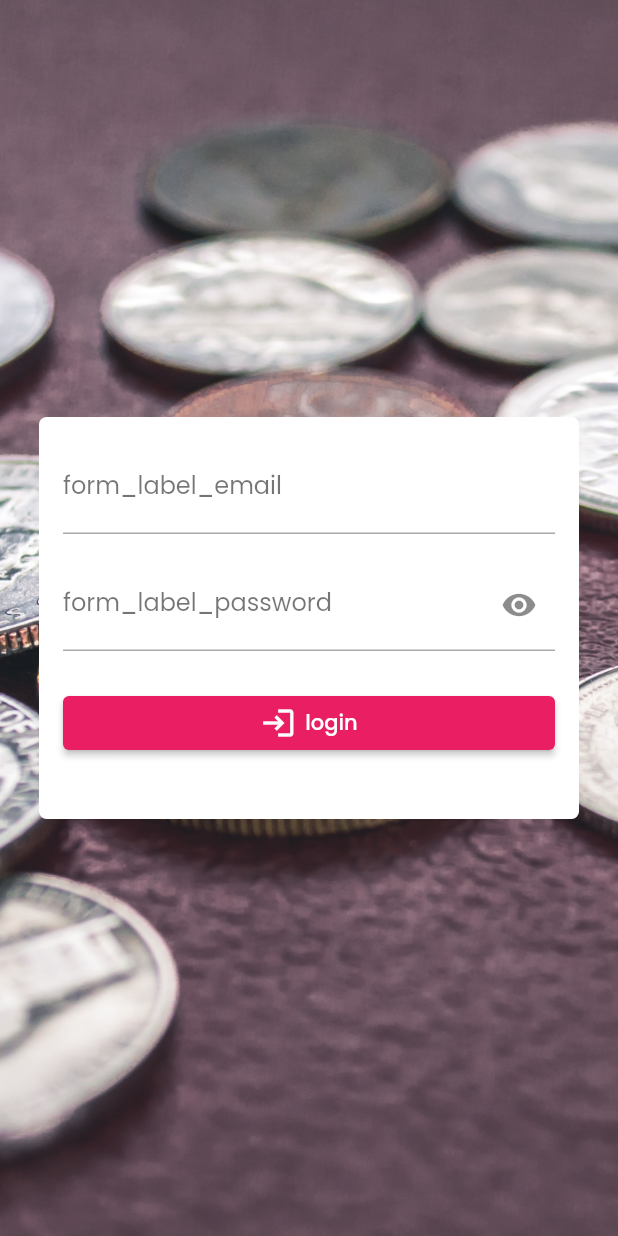
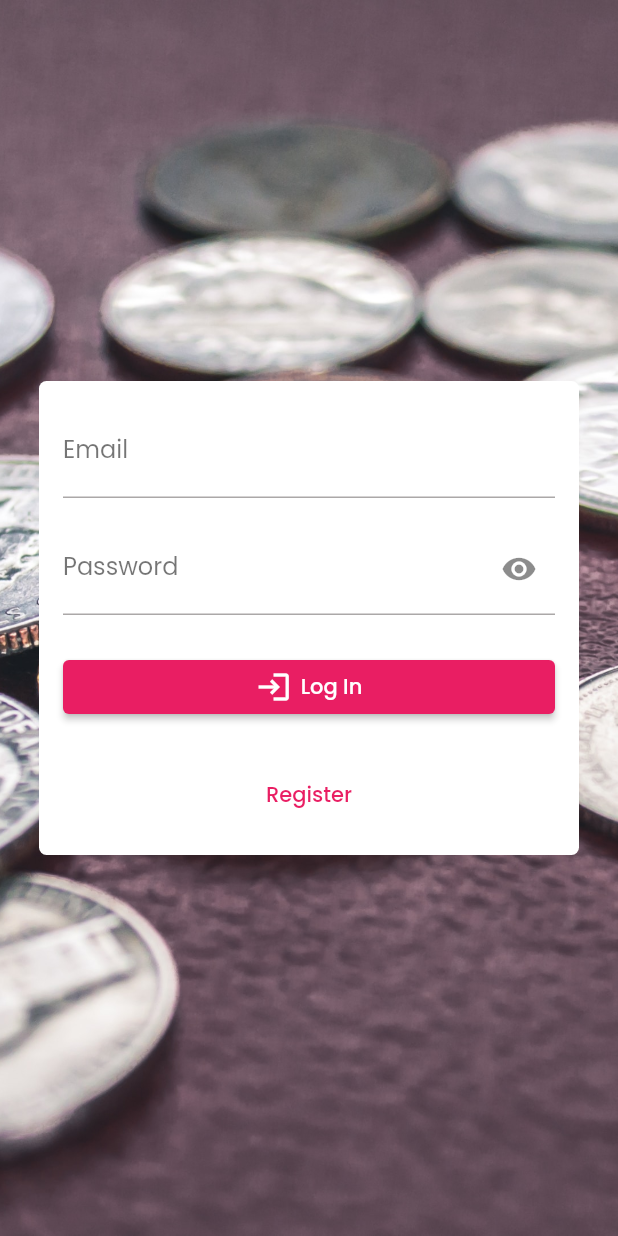
Before and after one commit to bricebou/my-finances, a Flutter app: the screen it shows after launch, on a phone screen of 412 x 824 dp. Run offline on Flutter 3.47's test engine with Material 2 defaults, Android fonts, the phone set to English and light mode, and no system bars; our stand-ins replace dio, flutter_hooks, flutter_riverpod, form_validator, freezed_annotation, go_router and 4 more; generated files the repository leaves out were written again.

```diff
--- a/app/lib/core/router/router_listenable.dart
+++ b/app/lib/core/router/router_listenable.dart
@@ -55,7 +55,8 @@ class RouterListenable extends _$RouterListenable implements Listenable {
       return _isAuth ? BudgetsRoute.path : LoginRoute.path;
     }
 
-    final isLoggingIn = state.matchedLocation == LoginRoute.path;
+    final isLoggingIn = state.matchedLocation == LoginRoute.path ||
+        state.matchedLocation == RegisterRoute.path;
     if (isLoggingIn) return _isAuth ? BudgetsRoute.path : null;
 
     return _isAuth ? null : SplashRoute.path;
--- a/app/lib/features/user/ui/forms/login_form.dart
+++ b/app/lib/features/user/ui/forms/login_form.dart
@@ -1,4 +1,5 @@
 import 'package:app/core/exceptions/app_exceptions.dart';
+import 'package:app/core/router/routes.dart';
 import 'package:app/features/main/ui/widgets/custom_snackbar.dart';
 import 'package:app/features/user/states/auth_controller.dart';
 import 'package:app/l10n/generated/l10n.dart';
@@ -49,9 +50,9 @@ class _LoginFormState extends ConsumerState<LoginForm> {
             children: [
               TextFormField(
                 controller: emailEditingController,
-                decoration: const InputDecoration(
-                  labelText: 'form_label_email',
-                  labelStyle: TextStyle(color: Colors.black54),
+                decoration: InputDecoration(
+                  labelText: L.of(context).form_label_email,
+                  labelStyle: const TextStyle(color: Colors.black54),
                 ),
                 style: const TextStyle(color: Colors.black),
                 validator: validatorEmail,
@@ -62,7 +63,7 @@ class _LoginFormState extends ConsumerState<LoginForm> {
               TextFormField(
                 controller: passwordEditingController,
                 decoration: InputDecoration(
-                  labelText: 'form_label_password',
+                  labelText: L.of(context).form_label_password,
                   labelStyle: const TextStyle(color: Colors.black54),
                   suffixIcon: IconButton(
                     onPressed: _togglePasswordView,
@@ -136,19 +137,19 @@ class _LoginFormState extends ConsumerState<LoginForm> {
                     const SizedBox(
                       width: 6,
                     ),
-                    const Text('login'),
+                    Text(L.of(context).form_button_login),
                   ],
                 ),
               ),
               const SizedBox(
                 height: 24,
               ),
-              // TextButton(
-              //   onPressed: () {
-              //     const RegisterRoute().go(context);
-              //   },
-              //   child: const Text('form_button_register'),
-              // ),
+              TextButton(
+                onPressed: () {
+                  const RegisterRoute().go(context);
+                },
+                child: Text(L.of(context).form_button_register),
+              ),
             ],
           ),
         ),
--- a/app/lib/features/user/ui/pages/auth_page.dart
+++ b/app/lib/features/user/ui/pages/auth_page.dart
@@ -1,45 +1,62 @@
 import 'package:app/features/user/ui/forms/login_form.dart';
+import 'package:app/features/user/ui/forms/register_form.dart';
 import 'package:flutter/material.dart';
 import 'package:hooks_riverpod/hooks_riverpod.dart';
 import 'package:responsive_builder/responsive_builder.dart';
 
 class AuthPage extends ConsumerWidget {
-  const AuthPage({super.key});
+  const AuthPage({super.key, required this.type});
+
+  final String type;
 
   @override
   Widget build(BuildContext context, WidgetRef ref) {
     late ConsumerStatefulWidget authForm;
 
+    switch (type) {
+      case 'login':
+        authForm = const LoginForm();
+        break;
+      case 'register':
+        authForm = const RegisterForm();
+        break;
+      default:
+        authForm = const LoginForm();
+        break;
+    }
+
     return ScreenTypeLayout.builder(
-      mobile: (_) => AuthScreenSmall(),
+      mobile: (_) => AuthScreenSmall(form: authForm),
       tablet: (_) => OrientationLayoutBuilder(
-        landscape: (context) => AuthScreenMedium(),
-        portrait: (context) => AuthScreenSmall(),
+        landscape: (context) => AuthScreenMedium(form: authForm),
+        portrait: (context) => AuthScreenSmall(form: authForm),
       ),
-      desktop: (_) => AuthScreenMedium(),
+      desktop: (_) => AuthScreenMedium(form: authForm),
     );
   }
 }
 
 class AuthScreenSmall extends ConsumerWidget {
-  const AuthScreenSmall({super.key});
+  const AuthScreenSmall({super.key, required this.form});
+
+  final ConsumerStatefulWidget form;
 
   @override
   Widget build(BuildContext context, WidgetRef ref) {
     return Scaffold(
-      body: Container(
+      body: DecoratedBox(
         decoration: const BoxDecoration(
           image: DecorationImage(
-              image: AssetImage(
-                  "assets/images/steve-johnson-WVUrbhWtRNM-unsplash.jpg"),
-              fit: BoxFit.cover),
+            image: AssetImage(
+              'assets/images/steve-johnson-WVUrbhWtRNM-unsplash.jpg',
+            ),
+            fit: BoxFit.cover,
+          ),
         ),
         child: Center(
           child: Column(
             mainAxisSize: MainAxisSize.min,
-            children: [
-              LoginForm(),
-            ],
+            children: [form],
           ),
         ),
       ),
@@ -48,7 +65,9 @@ class AuthScreenSmall extends ConsumerWidget {
 }
 
 class AuthScreenMedium extends ConsumerWidget {
-  const AuthScreenMedium({super.key});
+  const AuthScreenMedium({super.key, required this.form});
+
+  final ConsumerStatefulWidget form;
 
   @override
   Widget build(BuildContext context, WidgetRef ref) {
@@ -57,55 +76,22 @@ class AuthScreenMedium extends ConsumerWidget {
         mainAxisAlignment: MainAxisAlignment.center,
         children: <Widget>[
           Expanded(
-            flex: 1, // 20%
             child: Container(
               decoration: const BoxDecoration(
                 image: DecorationImage(
-                    image: AssetImage(
-                        "assets/images/steve-johnson-WVUrbhWtRNM-unsplash.jpg"),
-                    fit: BoxFit.cover),
+                  image: AssetImage(
+                    'assets/images/steve-johnson-WVUrbhWtRNM-unsplash.jpg',
+                  ),
+                  fit: BoxFit.cover,
+                ),
               ),
             ),
           ),
           Expanded(
-            flex: 1, // 60%
             child: Center(
               child: IntrinsicHeight(
                 child: Column(
-                  children: [
-                    LoginForm(),
-                    // ElevatedButton(
-                    //   onPressed: () => ref
-                    //       .read(authControllerProvider.notifier)
-                    //       .login(
-                    //         'gamora@example.com',
-                    //         'Pa\$\$W0rd',
-                    //       )
-                    //       .then((value) => CustomSnackbar.display(
-                    //           context,
-                    //           CustomSnackbar(
-                    //             type: CustomSnackbarType.success,
-                    //             title: L.of(context).snackbar_title_success,
-                    //             message: L
-                    //                 .of(context)
-                    //                 .snackbar_message_login_success,
-                    //           )))
-                    //       .onError((AppException error, stackTrace) {
-                    //     final translatedError = AppExceptionsTranslator(
-                    //             context: context, exception: error)
-                    //         .translate();
-                    //     CustomSnackbar.display(
-                    //         context,
-                    //         CustomSnackbar(
-                    //             type: CustomSnackbarType.error,
-                    //             title: L.of(context).snackbar_title_error,
-                    //             message: translatedError.message,
-                    //             listStrings:
-                    //                 translatedError.errors?.values.toList()));
-                    //   }),
-                    //   child: const Text('Login'),
-                    // ),
-                  ],
+                  children: [form],
                 ),
               ),
             ),
--- a/app/lib/l10n/arb/intl_en.arb
+++ b/app/lib/l10n/arb/intl_en.arb
@@ -27,5 +27,11 @@
   "page_home_title": "Welcome!",
   "snackbar_title_error": "Error",
   "snackbar_title_success": "Success",
-  "snackbar_message_login_success": "You have logged in successfully."
+  "snackbar_message_login_success": "You have logged in successfully.",
+  "form_label_username": "Username",
+  "form_label_email": "Email",
+  "form_label_password": "Password",
+  "form_label_password_repeat": "Confirm Password",
+  "form_button_register": "Register",
+  "form_button_login": "Log In"
 }
--- a/app/lib/utils/config/api.dart
+++ b/app/lib/utils/config/api.dart
@@ -6,7 +6,8 @@ class ApiConfig {
 
 enum ApiEndpoints {
   login('/auth/login'),
-  logout('/auth/logout');
+  logout('/auth/logout'),
+  register('/auth/register');
 
   const ApiEndpoints(this.path);
 
--- a/app/lib/utils/translators/app_exceptions_translator.dart
+++ b/app/lib/utils/translators/app_exceptions_translator.dart
@@ -53,6 +53,10 @@ class AppExceptionsTranslator {
       exception.errors!.forEach((key, value) {
         if (value.runtimeType == String) {
           updatedErrors[value.toString()] = translatedErrors[value.toString()]!;
+        } else if (value.runtimeType == List<dynamic>) {
+          for (final v in value as List<dynamic>) {
+            updatedErrors[v.toString()] = translatedErrors[v.toString()]!;
+          }
         }
       });
     }
```
Also changed, not shown: app/lib/core/router/routes.dart (+13 -1 lines), app/lib/features/user/data/api/auth_api.dart (+20 -2 lines), app/lib/features/user/data/repositories/auth_repository.dart (+14 -0 lines), app/lib/features/user/states/auth_controller.dart (+18 -0 lines), app/lib/features/user/ui/forms/register_form.dart (added, +199 -0 lines), app/lib/l10n/arb/intl_fr.arb (+7 -1 lines), app/lib/core/router/router_listenable.g.dart, app/lib/core/router/routes.g.dart, app/lib/features/user/states/auth_controller.g.dart, app/lib/l10n/generated/l10n.dart, app/lib/l10n/generated/l10n_en.dart, app/lib/l10n/generated/l10n_fr.dart, 3 other files.
